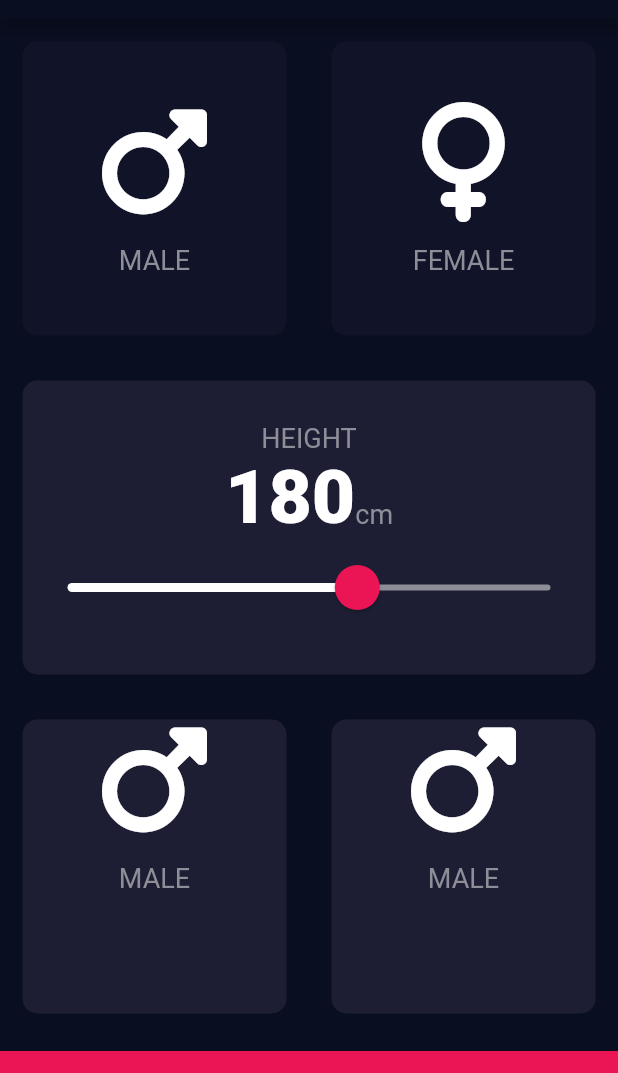
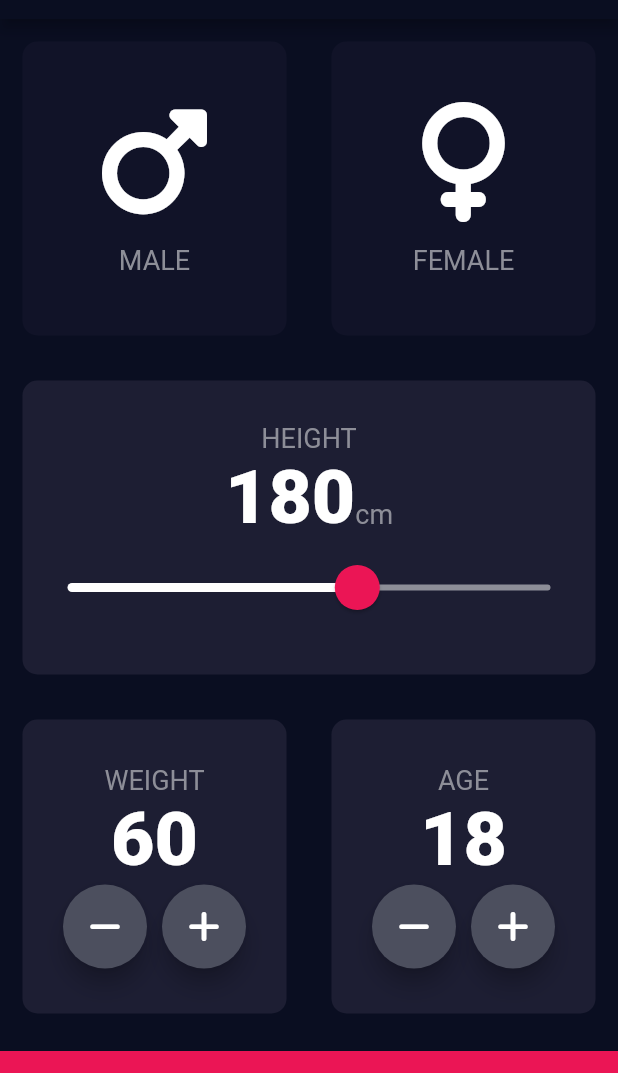
Before and after one commit to LightMe42/bmi_calc, a Flutter app: the screen it shows after launch, on a phone screen of 412 x 824 dp, the part 65-1138 px from its top. Run offline on Flutter 3.47's test engine with Material 2 defaults, Android fonts, the phone set to English and light mode, and no system bars; our stand-ins replace font_awesome_flutter.

Commit message:
create a cusom button, write two tiles for weight and age

```diff
--- a/lib/input.dart
+++ b/lib/input.dart
@@ -16,7 +16,8 @@ class InputPage extends StatefulWidget {
 class _InputPageState extends State<InputPage> {
   GenderType selectedGender = GenderType.none;
   int height = 180;
-
+  int weight = 60;
+  int age = 18;
   @override
   Widget build(BuildContext context) {
     return Scaffold(
@@ -123,18 +124,36 @@ class _InputPageState extends State<InputPage> {
                     onTapFunction: () {},
                     color: kActiveCardColor,
                     childCard: Column(
-                      children: const <Widget>[
-                        Icon(
-                          FontAwesomeIcons.mars,
-                          size: 80.0,
+                      mainAxisAlignment: MainAxisAlignment.center,
+                      children: <Widget>[
+                        Text(
+                          'WEIGHT',
+                          style: kLabelTexStyle,
                         ),
-                        SizedBox(
-                          height: 15.0,
-                        ),
-                        Text(
-                          'MALE',
-                          style: TextStyle(
-                              fontSize: 18.0, color: Color(0xFF8D8E98)),
+                        Text(weight.toString(), style: kBigFont),
+                        Row(
+                          mainAxisAlignment: MainAxisAlignment.center,
+                          children: <Widget>[
+                            RoundIconButton(
+                              icon: FontAwesomeIcons.minus,
+                              buttonFunction: () {
+                                setState(() {
+                                  weight > 1 ? weight-- : 0;
+                                });
+                              },
+                            ),
+                            SizedBox(
+                              width: 10,
+                            ),
+                            RoundIconButton(
+                              icon: FontAwesomeIcons.plus,
+                              buttonFunction: () {
+                                setState(() {
+                                  weight++;
+                                });
+                              },
+                            ),
+                          ],
                         ),
                       ],
                     ),
@@ -145,19 +164,37 @@ class _InputPageState extends State<InputPage> {
                     onTapFunction: () {},
                     color: kActiveCardColor,
                     childCard: Column(
-                      children: const <Widget>[
-                        Icon(
-                          FontAwesomeIcons.mars,
-                          size: 80.0,
+                      mainAxisAlignment: MainAxisAlignment.center,
+                      children: <Widget>[
+                        Text(
+                          'AGE',
+                          style: kLabelTexStyle,
                         ),
-                        SizedBox(
-                          height: 15.0,
+                        Text(age.toString(), style: kBigFont),
+                        Row(
+                          mainAxisAlignment: MainAxisAlignment.center,
+                          children: <Widget>[
+                            RoundIconButton(
+                              icon: FontAwesomeIcons.minus,
+                              buttonFunction: () {
+                                setState(() {
+                                  age > 1 ? age-- : 0;
+                                });
+                              },
+                            ),
+                            SizedBox(
+                              width: 10,
+                            ),
+                            RoundIconButton(
+                              icon: FontAwesomeIcons.plus,
+                              buttonFunction: () {
+                                setState(() {
+                                  age++;
+                                });
+                              },
+                            ),
+                          ],
                         ),
-                        Text(
-                          'MALE',
-                          style: TextStyle(
-                              fontSize: 18.0, color: Color(0xFF8D8E98)),
-                        )
                       ],
                     ),
                   ),
@@ -176,3 +213,27 @@ class _InputPageState extends State<InputPage> {
     );
   }
 }
+
+class RoundIconButton extends StatelessWidget {
+  RoundIconButton({required this.icon, required this.buttonFunction});
+
+  final IconData icon;
+  final Function buttonFunction;
+
+  @override
+  Widget build(BuildContext context) {
+    return RawMaterialButton(
+      onPressed: () {
+        buttonFunction();
+      },
+      elevation: 6.0,
+      constraints: BoxConstraints.tightFor(
+        width: 56.0,
+        height: 56.0,
+      ),
+      shape: CircleBorder(),
+      fillColor: Color(0xFF4C4F5E),
+      child: Icon(icon),
+    );
+  }
+}
```
